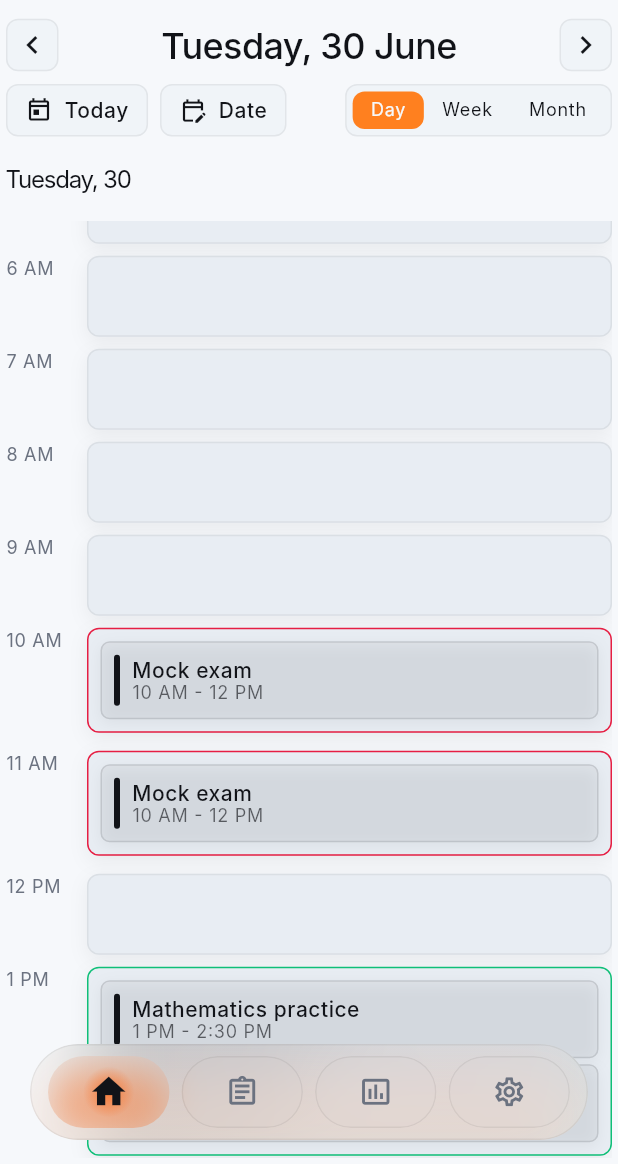
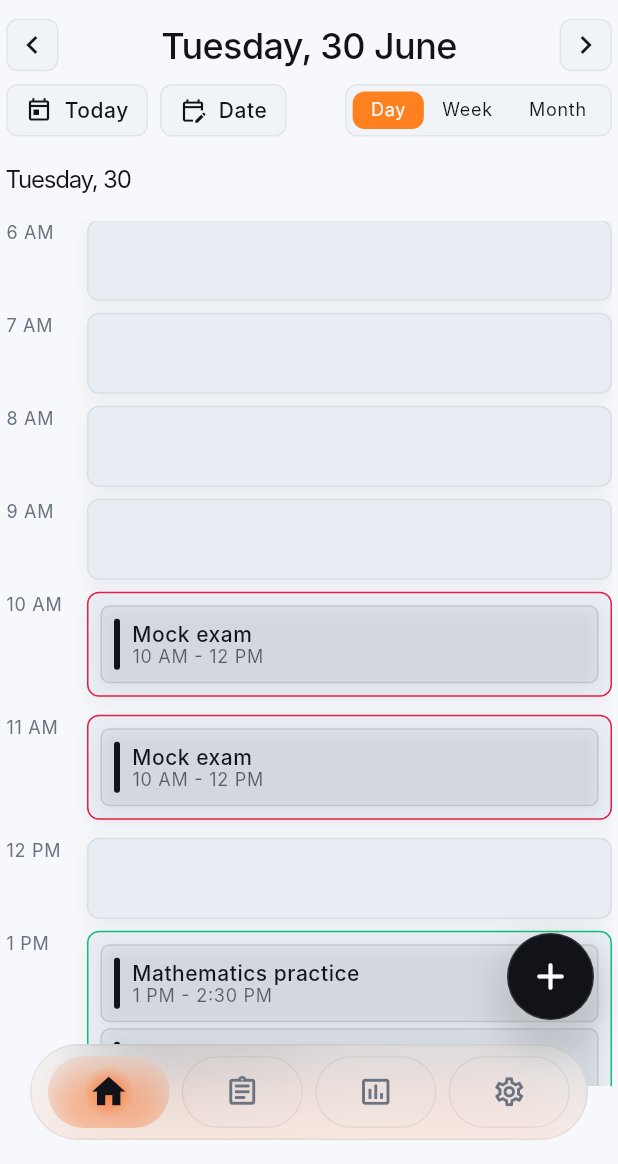
Before and after one commit to adminmyedudigital/me-mobile, a Flutter app: the HomeScreenContainer screen opened by its route, on a phone screen of 412 x 824 dp, the part 72-1236 px from its top. Run offline on Flutter 3.47's test engine with Material 3 defaults, Android fonts, the phone set to English and light mode, and no system bars; our stand-ins replace get; Roboto replaces fonts that are missing (ABC Favorit, Inter).

Commit message:
Updated UI

```diff
--- a/lib/screens/home/home_screen_container.dart
+++ b/lib/screens/home/home_screen_container.dart
@@ -2,12 +2,17 @@ import 'package:flutter/material.dart';
 
 import 'package:get/get.dart';
 
+import 'package:me_mobile/enums/enums.dart';
+import 'package:me_mobile/theme/theme.dart';
 import 'package:me_mobile/screens/screens.dart';
 import 'package:me_mobile/widgets/widgets.dart';
+import 'package:me_mobile/routes/app_routes.dart';
 import 'package:me_mobile/controllers/controllers.dart';
 
 class HomeScreenContainer extends StatelessWidget {
   const HomeScreenContainer({super.key});
+
+  static const _dashboardTabIndex = 0;
 
   static const _tabs = [
     HomeNavigationDestination(
@@ -36,13 +41,49 @@ class HomeScreenContainer extends StatelessWidget {
     ),
   ];
 
+  Future<void> _createUpcomingTimetable(
+    BuildContext context,
+    DashboardController controller,
+  ) async {
+    final now = DashboardDateUtils.dateOnly(DateTime.now());
+    final initialDate = controller.selectedDate.value.isAfter(now)
+        ? controller.selectedDate.value
+        : now.add(const Duration(days: 7));
+
+    final pickedDate = await showDatePicker(
+      context: context,
+      initialDate: initialDate,
+      firstDate: now.add(const Duration(days: 1)),
+      lastDate: now.add(const Duration(days: 84)),
+      helpText: 'Create timetable',
+      confirmText: 'Create',
+      cancelText: 'Cancel',
+    );
+
+    if (pickedDate == null) return;
+
+    controller
+      ..selectDate(pickedDate)
+      ..changeView(CalendarView.week)
+      ..selectTimetableSlot(
+        date: pickedDate,
+        hour: 9,
+        events: controller.eventsForDate(pickedDate),
+      );
+
+    Get.toNamed(AppRoutes.dayTimetable);
+  }
+
   @override
   Widget build(BuildContext context) {
     final homeController = Get.find<HomeController>();
     final appController = Get.find<AppController>();
+    final dashboardController = Get.find<DashboardController>();
 
     return Obx(() {
       final currentIndex = homeController.currentIndex.value;
+      final isDashboardTab = currentIndex == _dashboardTabIndex;
+      final colors = context.colors;
 
       return Scaffold(
         extendBody: true,
@@ -59,9 +100,14 @@ class HomeScreenContainer extends StatelessWidget {
         ),
         body: SafeArea(
           bottom: false,
-          child: IndexedStack(
-            index: currentIndex,
-            children: [for (final tab in _tabs) tab.child],
+          child: Padding(
+            padding: EdgeInsets.only(
+              bottom: isDashboardTab ? AppSpacing.xxxl : 0,
+            ),
+            child: IndexedStack(
+              index: currentIndex,
+              children: [for (final tab in _tabs) tab.child],
+            ),
           ),
         ),
         bottomNavigationBar: HomeBottomNavigation(
@@ -69,6 +115,46 @@ class HomeScreenContainer extends StatelessWidget {
           destinations: _tabs,
           onChanged: homeController.changeTab,
         ),
+        floatingActionButton: isDashboardTab
+            ? Container(
+                width: 58,
+                height: 58,
+                decoration: BoxDecoration(
+                  shape: BoxShape.circle,
+                  boxShadow: [
+                    BoxShadow(
+                      color: colors.primary.withValues(alpha: 0.28),
+                      blurRadius: 24,
+                      offset: const Offset(0, 12),
+                    ),
+                    BoxShadow(
+                      color: colors.canvas.withValues(alpha: 0.32),
+                      blurRadius: 12,
+                      offset: const Offset(0, 6),
+                    ),
+                  ],
+                ),
+                child: FloatingActionButton(
+                  tooltip: 'Create upcoming timetable',
+                  elevation: 0,
+                  focusElevation: 0,
+                  hoverElevation: 0,
+                  highlightElevation: 0,
+                  backgroundColor: colors.primary,
+                  foregroundColor: colors.primaryOn,
+                  shape: CircleBorder(
+                    side: BorderSide(
+                      color: colors.primaryOn.withValues(alpha: 0.12),
+                    ),
+                  ),
+                  onPressed: () {
+                    _createUpcomingTimetable(context, dashboardController);
+                  },
+                  child: const Icon(Icons.add_rounded, size: 30),
+                ),
+              )
+            : null,
+        floatingActionButtonLocation: FloatingActionButtonLocation.endFloat,
       );
     });
   }
```
Also changed, not shown: lib/controllers/dashboard_controller.dart (+10 -0 lines), lib/screens/home/tabs/dashboard/planner_surface/calendar/month/month_calendar_view.dart (+8 -4 lines).
